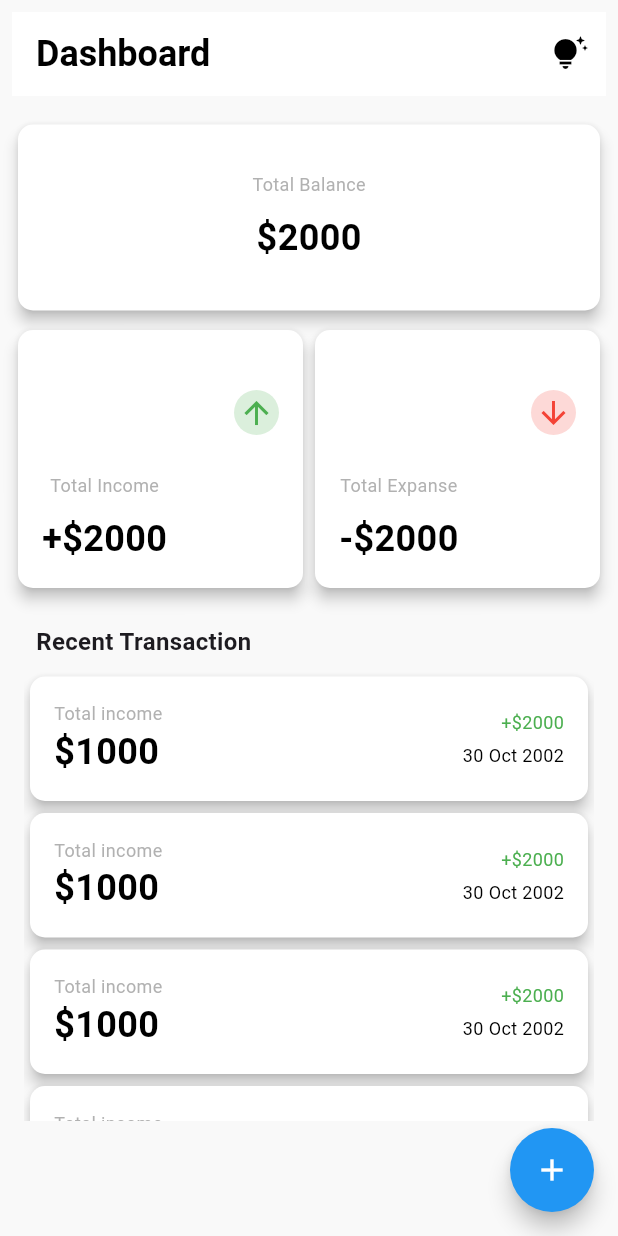
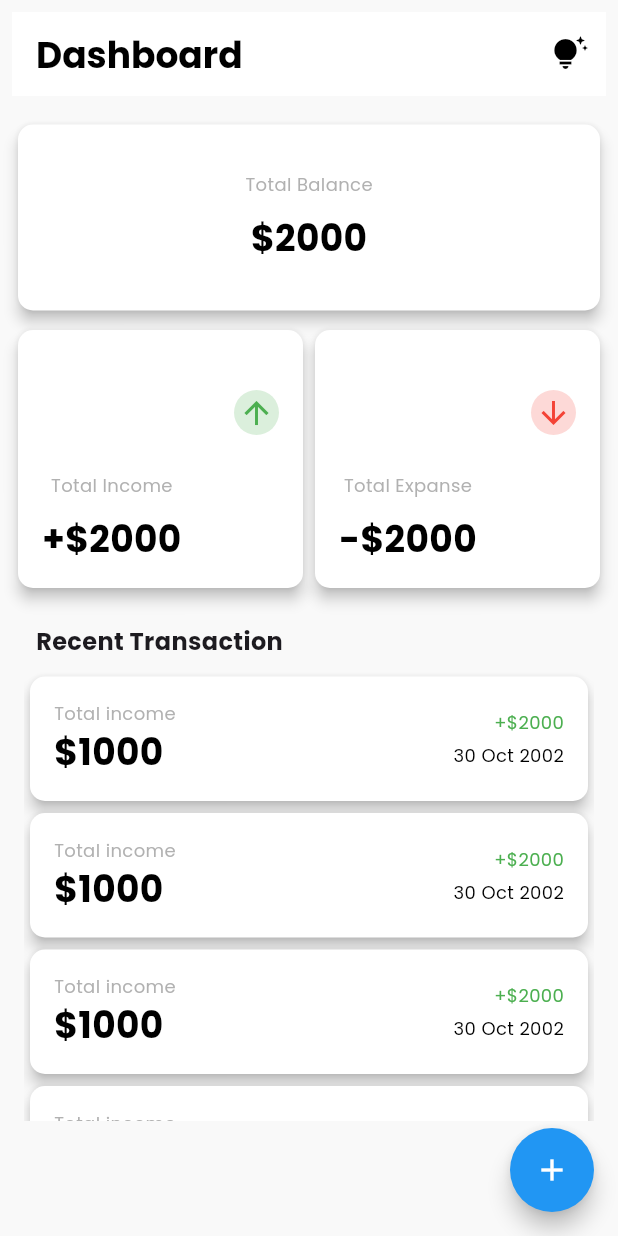
Before and after one commit to MostafaYousry12/Expanse_App, a Flutter app: the screen it shows after launch, on a phone screen of 412 x 824 dp. Run offline on Flutter 3.47's test engine with Material 3 defaults, Android fonts, the phone set to English and light mode, and no system bars; our stand-ins replace bloc, google_fonts, hive_flutter; accounts and stored records are empty.

```diff
--- a/lib/main.dart
+++ b/lib/main.dart
@@ -4,6 +4,7 @@ import "package:expanse_app/models/expanse_model.dart";
 import "package:expanse_app/simple_bloc_observer.dart";
 import "package:expanse_app/views/dashboard_view.dart";
 import "package:flutter/material.dart";
+import "package:google_fonts/google_fonts.dart";
 import "package:hive_flutter/hive_flutter.dart";
 
 void main() async {
@@ -18,8 +19,14 @@ class Main extends StatelessWidget {
 
   @override
   Widget build(BuildContext context) {
-    return const MaterialApp(
+    return MaterialApp(
       debugShowCheckedModeBanner: false,
+      theme: ThemeData(
+        scaffoldBackgroundColor: kBackgroundColor,
+        textTheme: GoogleFonts.poppinsTextTheme(
+          Theme.of(context).textTheme,
+        ),
+      ),
       home: DashboardView(),
     );
   }
```
Also changed, not shown: lib/views/addTransaction_view.dart (added, +18 -0 lines), lib/views/dashboard_view.dart (+9 -2 lines), lib/widgets/addTransaction_body.dart (added, +10 -0 lines), pubspec.yaml (+4 -10 lines), lib/assets/fonts/Poppins-Regular.ttf (added), pubspec.lock.
